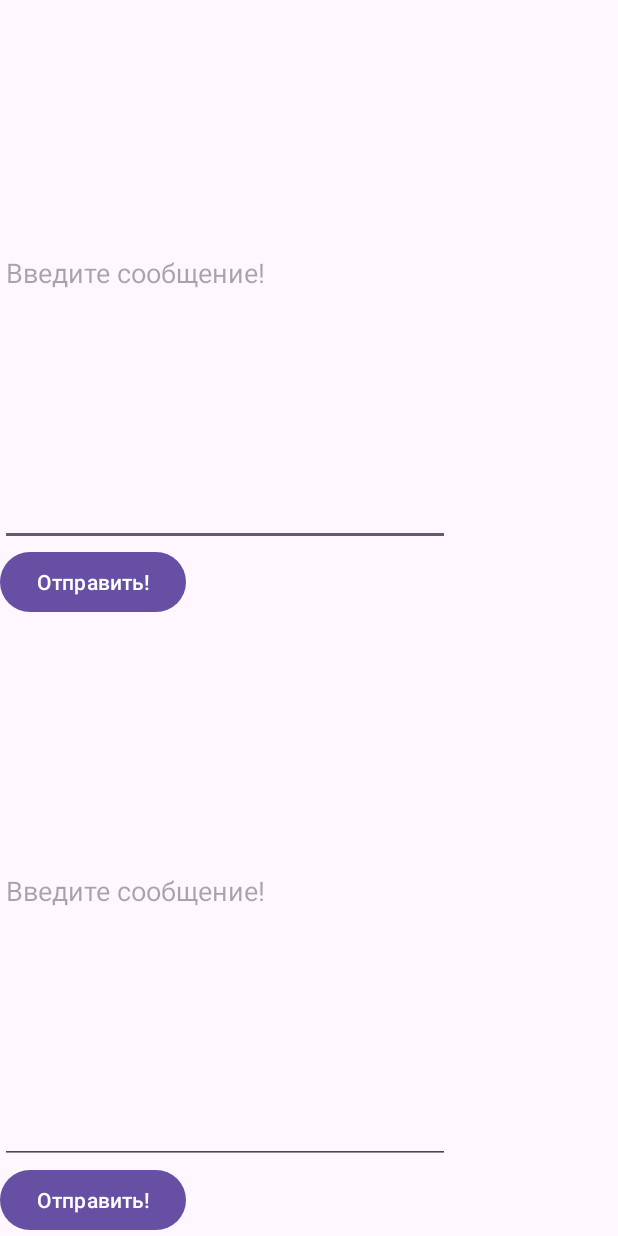
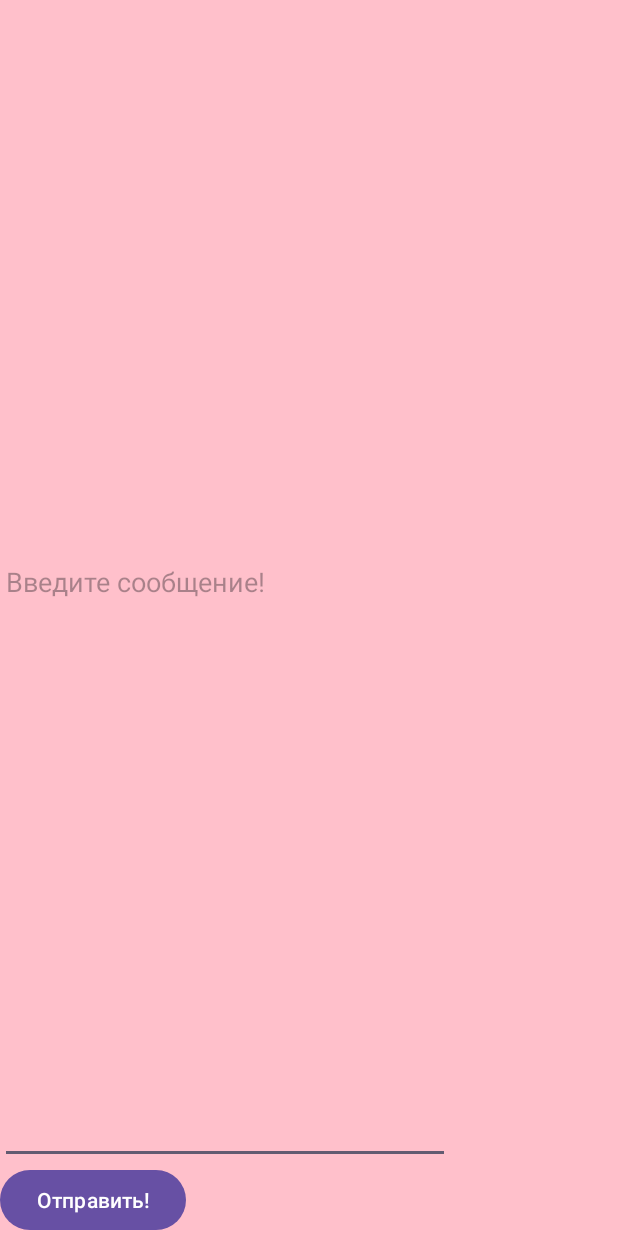
Before and after one commit to lui0000/mobile-app-development-task-1, an Android app: the screen it shows after launch (MainActivity), on a phone screen of 412 x 824 dp. Run offline under Robolectric (Android 15) with nearby library versions, the phone set to English and light mode, and no system bars.

Commit message:
ready project

```diff
--- a/app/src/main/res/layout/activity_main.xml
+++ b/app/src/main/res/layout/activity_main.xml
@@ -4,20 +4,21 @@
     xmlns:tools="http://schemas.android.com/tools"
     android:layout_width="match_parent"
     android:layout_height="match_parent"
-    android:orientation="vertical">
+    android:orientation="vertical"
+    android:background="@color/pink">
 
-    <EditText
-        android:id="@+id/edit_message"
-        android:layout_width="300dp"
-        android:layout_height="wrap_content"
-        android:layout_weight="1"
-        android:hint="@string/edit_message" />
+<!--    <EditText-->
+<!--        android:id="@+id/edit_message"-->
+<!--        android:layout_width="300dp"-->
+<!--        android:layout_height="wrap_content"-->
+<!--        android:layout_weight="1"-->
+<!--        android:hint="@string/edit_message" />-->
 
-    <Button
-        android:layout_width="wrap_content"
-        android:layout_height="wrap_content"
-        android:text="@string/button_send"
-        android:onClick="sendMessage"/>
+<!--    <Button-->
+<!--        android:layout_width="wrap_content"-->
+<!--        android:layout_height="wrap_content"-->
+<!--        android:text="@string/button_send"-->
+<!--        android:onClick="sendMessage"/>-->
     <EditText
         android:id="@+id/edit_message2"
         android:layout_width="300dp"
--- a/app/src/main/res/values/colors.xml
+++ b/app/src/main/res/values/colors.xml
@@ -2,4 +2,5 @@
 <resources>
     <color name="black">#FF000000</color>
     <color name="white">#FFFFFFFF</color>
+    <color name="pink">#FFC0CB</color>
 </resources>
```
Also changed, not shown: app/src/main/AndroidManifest.xml (+1 -10 lines), app/src/main/java/com/example/myapplication/DisplayMessageActivity.java (+26 -3 lines), app/src/main/java/com/example/myapplication/DisplayMessageActivity2.java (deleted, +0 -32 lines), app/src/main/java/com/example/myapplication/MainActivity.java (+2 -5 lines), app/src/main/res/layout/activity_display_message.xml (+13 -2 lines), app/src/main/res/layout/activity_not_main.xml (deleted, +0 -16 lines).
